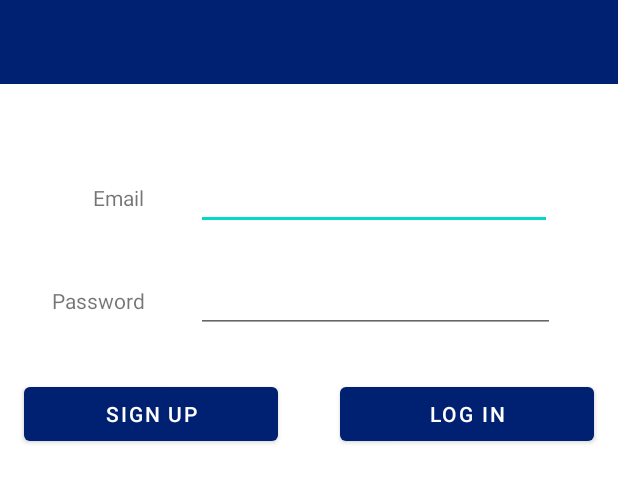
After one commit to MaryiaBalbachan/Lighthouse-App, an Android app: the layout activity_login.xml on its own in the app's theme, with its tools: preview values and no code run, on a phone screen of 412 x 824 dp. The commit adds this screen. Shown: the top 482 px of the screen. Run offline under Robolectric (Android 15) with nearby library versions, the phone set to English and light mode, and no system bars.

Commit message:
Logout to login view implemented

```diff
--- a/app/src/main/java/org/wit/lighthouse/views/lighthouselist/LighthouseListPresenter.kt
+++ b/app/src/main/java/org/wit/lighthouse/views/lighthouselist/LighthouseListPresenter.kt
@@ -10,6 +10,7 @@ import org.wit.lighthouse.views.map.LighthouseMapsView
 import org.wit.lighthouse.main.MainApp
 import org.wit.lighthouse.models.LighthouseModel
 import org.wit.lighthouse.views.lighthouse.LighthouseView
+import org.wit.lighthouse.views.login.LoginView
 
 class LighthouseListPresenter(val view: LighthouseListView) {
     var app: MainApp = view.application as MainApp
@@ -43,6 +44,10 @@ class LighthouseListPresenter(val view: LighthouseListView) {
         //refreshIntentLauncher.launch(launcherIntent)
         editIntentLauncher.launch(launcherIntent)
     }
+    fun doLogout(){
+        val launcherIntent = Intent(view, LoginView::class.java)
+        editIntentLauncher.launch(launcherIntent)
+    }
     private fun registerRefreshCallback() {
         refreshIntentLauncher =
             view.registerForActivityResult(ActivityResultContracts.StartActivityForResult())
--- a/app/src/main/java/org/wit/lighthouse/views/lighthouselist/LighthouseListView.kt
+++ b/app/src/main/java/org/wit/lighthouse/views/lighthouselist/LighthouseListView.kt
@@ -53,6 +53,7 @@ class LighthouseListView : AppCompatActivity(), LighthouseListener {
         when (item.itemId) {
             R.id.item_add -> { presenter.doAddLighthouse() }
             R.id.item_map -> { presenter.doShowLighthousesMap() }
+            R.id.item_logout -> { presenter.doLogout() }
         }
         return super.onOptionsItemSelected(item)
     }
--- /dev/null
+++ b/app/src/main/res/layout/activity_login.xml
@@ -0,0 +1,117 @@
+<?xml version="1.0" encoding="utf-8"?>
+<androidx.constraintlayout.widget.ConstraintLayout
+    xmlns:android="http://schemas.android.com/apk/res/android"
+    xmlns:app="http://schemas.android.com/apk/res-auto"
+    xmlns:tools="http://schemas.android.com/tools"
+    android:layout_width="match_parent"
+    android:layout_height="match_parent"
+    tools:context="org.wit.lighthouse.views.login.LoginView">
+
+    <com.google.android.material.appbar.AppBarLayout
+        android:id="@+id/appBarLayout"
+        android:layout_width="match_parent"
+        android:layout_height="wrap_content"
+        app:layout_constraintTop_toTopOf="parent"
+        android:background="@color/colorAccent"
+        android:fitsSystemWindows="true"
+        app:elevation="0dip"
+        app:theme="@style/ThemeOverlay.AppCompat.Dark.ActionBar">
+
+        <androidx.appcompat.widget.Toolbar
+            android:id="@+id/toolbar"
+            android:layout_width="match_parent"
+            android:layout_height="wrap_content"
+            app:titleTextColor="@color/colorPrimary" />
+
+    </com.google.android.material.appbar.AppBarLayout>
+
+    <androidx.constraintlayout.widget.ConstraintLayout
+        android:layout_width="match_parent"
+        android:layout_height="match_parent"
+        android:layout_marginStart="8dp"
+        android:layout_marginEnd="8dp"
+        android:layout_marginBottom="16dp"
+        app:layout_constraintBottom_toBottomOf="parent"
+        app:layout_constraintEnd_toEndOf="parent"
+        app:layout_constraintHorizontal_bias="0.0"
+        app:layout_constraintStart_toStartOf="parent"
+        app:layout_constraintTop_toTopOf="parent"
+        app:layout_constraintVertical_bias="0.0">
+
+
+        <EditText
+            android:id="@+id/email"
+            android:layout_width="237dp"
+            android:layout_height="wrap_content"
+            android:layout_marginStart="8dp"
+            android:layout_marginTop="108dp"
+            android:layout_marginEnd="36dp"
+            android:ems="10"
+            android:inputType="textEmailAddress"
+            app:layout_constraintEnd_toEndOf="parent"
+            app:layout_constraintHorizontal_bias="1.0"
+            app:layout_constraintStart_toEndOf="@+id/textView"
+            app:layout_constraintTop_toTopOf="parent" />
+
+        <TextView
+            android:id="@+id/textView"
+            android:layout_width="72dp"
+            android:layout_height="23dp"
+            android:layout_marginStart="16dp"
+            android:text="Email"
+            android:textAlignment="textEnd"
+            app:layout_constraintBaseline_toBaselineOf="@+id/email"
+            app:layout_constraintStart_toStartOf="parent" />
+
+        <EditText
+            android:id="@+id/password"
+            android:layout_width="239dp"
+            android:layout_height="wrap_content"
+            android:layout_marginTop="8dp"
+            android:ems="10"
+            android:inputType="textPassword"
+            app:layout_constraintBottom_toBottomOf="parent"
+            app:layout_constraintEnd_toEndOf="@+id/email"
+            app:layout_constraintHorizontal_bias="0.0"
+            app:layout_constraintStart_toStartOf="@+id/email"
+            app:layout_constraintTop_toBottomOf="@+id/email"
+            app:layout_constraintVertical_bias="0.026" />
+
+        <TextView
+            android:id="@+id/textView2"
+            android:layout_width="70dp"
+            android:layout_height="29dp"
+            android:text="Password"
+            android:textAlignment="textEnd"
+            app:layout_constraintBaseline_toBaselineOf="@+id/password"
+            app:layout_constraintEnd_toEndOf="@+id/textView"
+            app:layout_constraintHorizontal_bias="1.0"
+            app:layout_constraintStart_toStartOf="@+id/textView" />
+
+        <Button
+            android:id="@+id/signUp"
+            android:layout_width="169dp"
+            android:layout_height="wrap_content"
+            android:layout_marginStart="8dp"
+            android:layout_marginTop="32dp"
+            android:text="Sign Up"
+            app:layout_constraintStart_toStartOf="parent"
+            app:layout_constraintTop_toBottomOf="@+id/textView2" />
+
+        <Button
+            android:id="@+id/logIn"
+            android:layout_width="169dp"
+            android:layout_height="wrap_content"
+            android:layout_marginStart="8dp"
+            android:layout_marginTop="8dp"
+            android:layout_marginEnd="8dp"
+            android:text="Log In"
+            app:layout_constraintBottom_toBottomOf="@+id/signUp"
+            app:layout_constraintEnd_toEndOf="parent"
+            app:layout_constraintHorizontal_bias="1.0"
+            app:layout_constraintStart_toEndOf="@+id/signUp"
+            app:layout_constraintTop_toBottomOf="@+id/password"
+            app:layout_constraintVertical_bias="1.0" />
+    </androidx.constraintlayout.widget.ConstraintLayout>
+
+</androidx.constraintlayout.widget.ConstraintLayout>
--- a/app/src/main/res/menu/menu_main.xml
+++ b/app/src/main/res/menu/menu_main.xml
@@ -12,4 +12,9 @@
         android:icon="@android:drawable/ic_menu_mapmode"
         android:title="@string/menu_mapMode"
         app:showAsAction="always"/>
+    <item
+        android:id="@+id/item_logout"
+        android:icon="@android:drawable/ic_menu_revert"
+        android:title="Log Out"
+        app:showAsAction="always" />
 </menu>
```
Also changed, not shown: app/src/main/java/org/wit/lighthouse/helpers/Converters.kt (added, +16 -0 lines), app/src/main/java/org/wit/lighthouse/room/Database.kt (added, +14 -0 lines), app/src/main/java/org/wit/lighthouse/room/LighthouseDao.kt (added, +23 -0 lines), app/src/main/java/org/wit/lighthouse/room/LighthouseStoreRoom.kt (added, +41 -0 lines), app/src/main/java/org/wit/lighthouse/views/login/LoginPresenter.kt (added, +30 -0 lines), app/src/main/java/org/wit/lighthouse/views/login/LoginView.kt (added, +43 -0 lines).
